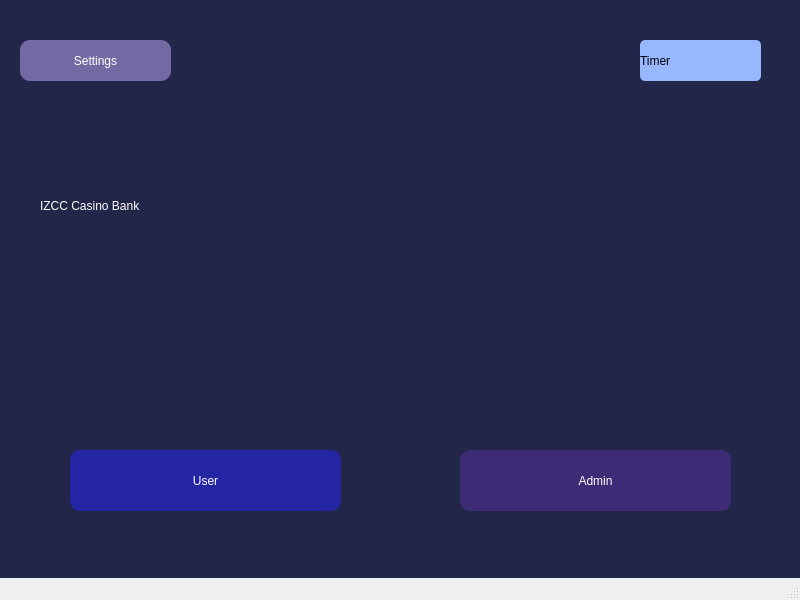
The window that mainwindow.ui (stingray-0/bank) describes before a commit, drawn with Qt 5.
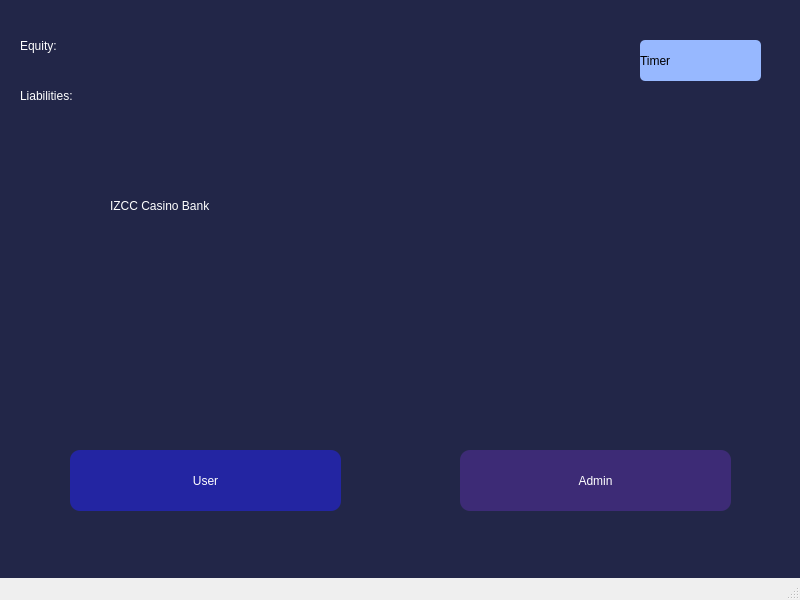
The same window after the commit. The open tabs and pages were chosen to show the change.

```diff
--- a/mainwindow.ui
+++ b/mainwindow.ui
@@ -64,34 +64,6 @@
        <string>Admin</string>
       </property>
      </widget>
-     <widget class="QPushButton" name="settings_button">
-      <property name="geometry">
-       <rect>
-        <x>20</x>
-        <y>30</y>
-        <width>151</width>
-        <height>41</height>
-       </rect>
-      </property>
-      <property name="styleSheet">
-       <string notr="true">QPushButton
-{
-	border: none;
-	color:rgb(255, 255, 255);
-	background-color: rgb(115, 105, 163);
-	font: 24pt &quot;Sans Serif Collection&quot;;
-	border-radius: 10px;
-}
-
-QPushButton::Hover
-{
-	background-color:rgb(148, 135, 211);
-}</string>
-      </property>
-      <property name="text">
-       <string>Settings</string>
-      </property>
-     </widget>
      <widget class="QPushButton" name="user_button">
       <property name="geometry">
        <rect>
@@ -123,9 +95,9 @@
      <widget class="QLabel" name="title">
       <property name="geometry">
        <rect>
-        <x>40</x>
+        <x>110</x>
         <y>130</y>
-        <width>691</width>
+        <width>621</width>
         <height>131</height>
        </rect>
       </property>
@@ -140,6 +112,46 @@
        <string>IZCC Casino Bank</string>
       </property>
      </widget>
+     <widget class="QLabel" name="insolvency_risk">
+      <property name="geometry">
+       <rect>
+        <x>20</x>
+        <y>20</y>
+        <width>401</width>
+        <height>31</height>
+       </rect>
+      </property>
+      <property name="styleSheet">
+       <string notr="true">QLabel
+{
+	color: rgb(255, 255, 255);
+	font: 600 20pt &quot;Cascadia Code&quot;;
+}</string>
+      </property>
+      <property name="text">
+       <string>Equity: </string>
+      </property>
+     </widget>
+     <widget class="QLabel" name="liabilities">
+      <property name="geometry">
+       <rect>
+        <x>20</x>
+        <y>70</y>
+        <width>401</width>
+        <height>31</height>
+       </rect>
+      </property>
+      <property name="styleSheet">
+       <string notr="true">QLabel
+{
+	color: rgb(255, 255, 255);
+	font: 600 20pt &quot;Cascadia Code&quot;;
+}</string>
+      </property>
+      <property name="text">
+       <string>Liabilities:</string>
+      </property>
+     </widget>
     </widget>
     <widget class="QWidget" name="user_page">
      <widget class="QLineEdit" name="search_box">
```
Left out of the diff: 7 changed lines with no effect on the pictures.
